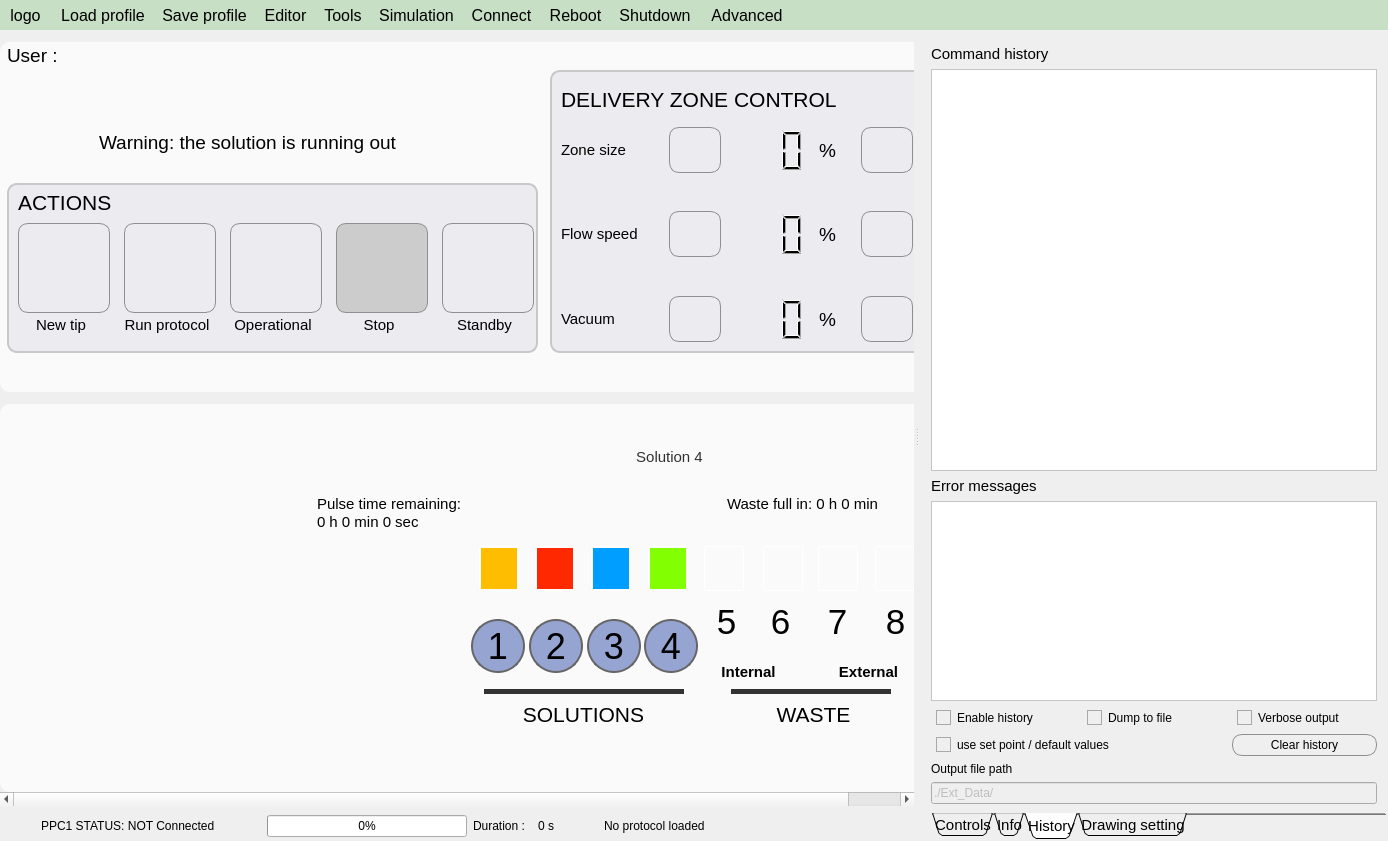
Before: the Qt Designer form apps/Lab-on-a-tip/Lab-on-a-tip.ui in bellonemauro/Labonatip2.0, drawn with Qt 5.
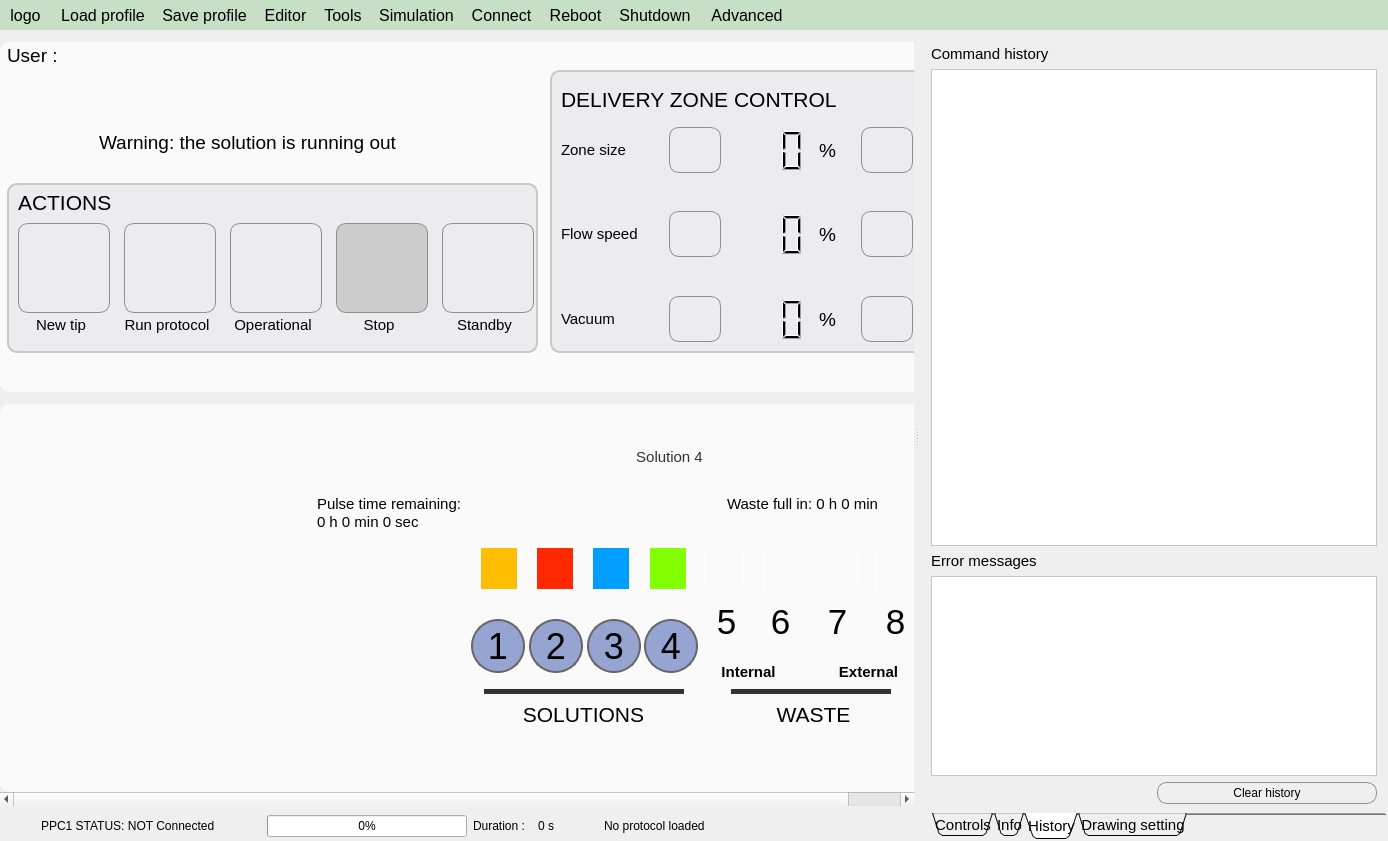
After: the same form once the commit is applied. The open tabs and pages were chosen to show the change. Icons and pictures are not drawn.

Patch:
```diff
--- a/apps/Lab-on-a-tip/Lab-on-a-tip.ui
+++ b/apps/Lab-on-a-tip/Lab-on-a-tip.ui
@@ -5547,157 +5547,7 @@
          <property name="topMargin">
           <number>0</number>
          </property>
-         <item row="8" column="1" colspan="3">
-          <widget class="QLabel" name="label_21">
-           <property name="maximumSize">
-            <size>
-             <width>16777215</width>
-             <height>30</height>
-            </size>
-           </property>
-           <property name="font">
-            <font>
-             <pointsize>11</pointsize>
-            </font>
-           </property>
-           <property name="styleSheet">
-            <string notr="true"/>
-           </property>
-           <property name="text">
-            <string>Error messages</string>
-           </property>
-          </widget>
-         </item>
          <item row="10" column="2">
-          <widget class="QCheckBox" name="checkBox_dumpToFile">
-           <property name="text">
-            <string>Dump to file</string>
-           </property>
-           <property name="checked">
-            <bool>true</bool>
-           </property>
-          </widget>
-         </item>
-         <item row="5" column="1" colspan="3">
-          <widget class="QTextEdit" name="textEdit_qcout">
-           <property name="accessibleDescription">
-            <string notr="true"/>
-           </property>
-           <property name="styleSheet">
-            <string notr="true">background-color: rgb(255, 255, 255);
-color: rgb(0, 0, 0);</string>
-           </property>
-           <property name="readOnly">
-            <bool>true</bool>
-           </property>
-           <property name="html">
-            <string>&lt;!DOCTYPE HTML PUBLIC &quot;-//W3C//DTD HTML 4.0//EN&quot; &quot;http://www.w3.org/TR/REC-html40/strict.dtd&quot;&gt;
-&lt;html&gt;&lt;head&gt;&lt;meta name=&quot;qrichtext&quot; content=&quot;1&quot; /&gt;&lt;style type=&quot;text/css&quot;&gt;
-p, li { white-space: pre-wrap; }
-&lt;/style&gt;&lt;/head&gt;&lt;body style=&quot; font-family:'MS Shell Dlg 2'; font-size:7.8pt; font-weight:400; font-style:normal;&quot;&gt;
-&lt;p style=&quot;-qt-paragraph-type:empty; margin-top:0px; margin-bottom:0px; margin-left:0px; margin-right:0px; -qt-block-indent:0; text-indent:0px;&quot;&gt;&lt;br /&gt;&lt;/p&gt;&lt;/body&gt;&lt;/html&gt;</string>
-           </property>
-          </widget>
-         </item>
-         <item row="15" column="1" colspan="3">
-          <widget class="QLineEdit" name="lineEdit_msg_out_file_path">
-           <property name="enabled">
-            <bool>false</bool>
-           </property>
-           <property name="text">
-            <string>./Ext_Data/</string>
-           </property>
-          </widget>
-         </item>
-         <item row="13" column="1" colspan="3">
-          <widget class="QLabel" name="label_2">
-           <property name="text">
-            <string>Output file path</string>
-           </property>
-          </widget>
-         </item>
-         <item row="10" column="1">
-          <widget class="QCheckBox" name="checkBox_to_terminal">
-           <property name="styleSheet">
-            <string notr="true"/>
-           </property>
-           <property name="text">
-            <string>Enable history</string>
-           </property>
-           <property name="checked">
-            <bool>true</bool>
-           </property>
-          </widget>
-         </item>
-         <item row="4" column="1" colspan="3">
-          <widget class="QLabel" name="label_22">
-           <property name="maximumSize">
-            <size>
-             <width>16777215</width>
-             <height>30</height>
-            </size>
-           </property>
-           <property name="font">
-            <font>
-             <pointsize>11</pointsize>
-            </font>
-           </property>
-           <property name="styleSheet">
-            <string notr="true"/>
-           </property>
-           <property name="text">
-            <string>Command history</string>
-           </property>
-          </widget>
-         </item>
-         <item row="10" column="3">
-          <widget class="QCheckBox" name="checkBox_verboseOut">
-           <property name="text">
-            <string>Verbose output</string>
-           </property>
-           <property name="checked">
-            <bool>true</bool>
-           </property>
-          </widget>
-         </item>
-         <item row="9" column="1" colspan="3">
-          <widget class="QTextEdit" name="textEdit_qcerr">
-           <property name="maximumSize">
-            <size>
-             <width>16777215</width>
-             <height>200</height>
-            </size>
-           </property>
-           <property name="accessibleDescription">
-            <string notr="true"/>
-           </property>
-           <property name="styleSheet">
-            <string notr="true">background-color: rgb(255, 255, 255);
-color: rgb(0, 0, 0);</string>
-           </property>
-           <property name="readOnly">
-            <bool>true</bool>
-           </property>
-           <property name="html">
-            <string>&lt;!DOCTYPE HTML PUBLIC &quot;-//W3C//DTD HTML 4.0//EN&quot; &quot;http://www.w3.org/TR/REC-html40/strict.dtd&quot;&gt;
-&lt;html&gt;&lt;head&gt;&lt;meta name=&quot;qrichtext&quot; content=&quot;1&quot; /&gt;&lt;style type=&quot;text/css&quot;&gt;
-p, li { white-space: pre-wrap; }
-&lt;/style&gt;&lt;/head&gt;&lt;body style=&quot; font-family:'MS Shell Dlg 2'; font-size:7.8pt; font-weight:400; font-style:normal;&quot;&gt;
-&lt;p style=&quot;-qt-paragraph-type:empty; margin-top:0px; margin-bottom:0px; margin-left:0px; margin-right:0px; -qt-block-indent:0; text-indent:0px; font-size:11pt;&quot;&gt;&lt;br /&gt;&lt;/p&gt;&lt;/body&gt;&lt;/html&gt;</string>
-           </property>
-          </widget>
-         </item>
-         <item row="12" column="1" colspan="2">
-          <widget class="QCheckBox" name="checkBox_useSetPoint">
-           <property name="text">
-            <string>use set point / default values</string>
-           </property>
-           <property name="checked">
-            <bool>true</bool>
-           </property>
-          </widget>
-         </item>
-         <item row="12" column="3">
           <widget class="QPushButton" name="pushButton_cleanHistory">
            <property name="toolTip">
             <string>Saving history uses resources in your drive, /nyou can clean history by removing all the files in the history folder</string>
@@ -5738,6 +5588,96 @@
            </property>
           </widget>
          </item>
+         <item row="9" column="1" colspan="2">
+          <widget class="QTextEdit" name="textEdit_qcerr">
+           <property name="maximumSize">
+            <size>
+             <width>16777215</width>
+             <height>200</height>
+            </size>
+           </property>
+           <property name="accessibleDescription">
+            <string notr="true"/>
+           </property>
+           <property name="styleSheet">
+            <string notr="true">background-color: rgb(255, 255, 255);
+color: rgb(0, 0, 0);</string>
+           </property>
+           <property name="readOnly">
+            <bool>true</bool>
+           </property>
+           <property name="html">
+            <string>&lt;!DOCTYPE HTML PUBLIC &quot;-//W3C//DTD HTML 4.0//EN&quot; &quot;http://www.w3.org/TR/REC-html40/strict.dtd&quot;&gt;
+&lt;html&gt;&lt;head&gt;&lt;meta name=&quot;qrichtext&quot; content=&quot;1&quot; /&gt;&lt;style type=&quot;text/css&quot;&gt;
+p, li { white-space: pre-wrap; }
+&lt;/style&gt;&lt;/head&gt;&lt;body style=&quot; font-family:'MS Shell Dlg 2'; font-size:7.8pt; font-weight:400; font-style:normal;&quot;&gt;
+&lt;p style=&quot;-qt-paragraph-type:empty; margin-top:0px; margin-bottom:0px; margin-left:0px; margin-right:0px; -qt-block-indent:0; text-indent:0px; font-size:11pt;&quot;&gt;&lt;br /&gt;&lt;/p&gt;&lt;/body&gt;&lt;/html&gt;</string>
+           </property>
+          </widget>
+         </item>
+         <item row="4" column="1" colspan="2">
+          <widget class="QLabel" name="label_22">
+           <property name="maximumSize">
+            <size>
+             <width>16777215</width>
+             <height>30</height>
+            </size>
+           </property>
+           <property name="font">
+            <font>
+             <pointsize>11</pointsize>
+            </font>
+           </property>
+           <property name="styleSheet">
+            <string notr="true"/>
+           </property>
+           <property name="text">
+            <string>Command history</string>
+           </property>
+          </widget>
+         </item>
+         <item row="5" column="1" colspan="2">
+          <widget class="QTextEdit" name="textEdit_qcout">
+           <property name="accessibleDescription">
+            <string notr="true"/>
+           </property>
+           <property name="styleSheet">
+            <string notr="true">background-color: rgb(255, 255, 255);
+color: rgb(0, 0, 0);</string>
+           </property>
+           <property name="readOnly">
+            <bool>true</bool>
+           </property>
+           <property name="html">
+            <string>&lt;!DOCTYPE HTML PUBLIC &quot;-//W3C//DTD HTML 4.0//EN&quot; &quot;http://www.w3.org/TR/REC-html40/strict.dtd&quot;&gt;
+&lt;html&gt;&lt;head&gt;&lt;meta name=&quot;qrichtext&quot; content=&quot;1&quot; /&gt;&lt;style type=&quot;text/css&quot;&gt;
+p, li { white-space: pre-wrap; }
+&lt;/style&gt;&lt;/head&gt;&lt;body style=&quot; font-family:'MS Shell Dlg 2'; font-size:7.8pt; font-weight:400; font-style:normal;&quot;&gt;
+&lt;p style=&quot;-qt-paragraph-type:empty; margin-top:0px; margin-bottom:0px; margin-left:0px; margin-right:0px; -qt-block-indent:0; text-indent:0px;&quot;&gt;&lt;br /&gt;&lt;/p&gt;&lt;/body&gt;&lt;/html&gt;</string>
+           </property>
+          </widget>
+         </item>
+         <item row="8" column="1" colspan="2">
+          <widget class="QLabel" name="label_21">
+           <property name="maximumSize">
+            <size>
+             <width>16777215</width>
+             <height>30</height>
+            </size>
+           </property>
+           <property name="font">
+            <font>
+             <pointsize>11</pointsize>
+            </font>
+           </property>
+           <property name="styleSheet">
+            <string notr="true"/>
+           </property>
+           <property name="text">
+            <string>Error messages</string>
+           </property>
+          </widget>
+         </item>
         </layout>
        </widget>
        <widget class="QWidget" name="tab">
```
Left out of the diff: 2567 changed lines with no effect on the pictures.
